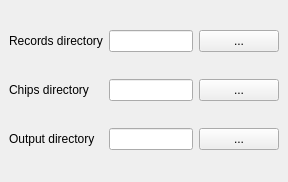
The window that chippy_checker_editor_dockwidget_base.ui (developmentseed/chippy-checker-editor) describes before a commit, drawn with Qt 5.
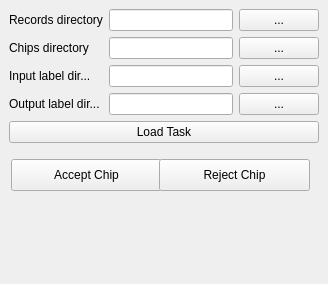
The same window after the commit.

Commit message: Update interface for selecting folders

Patch:
```diff
--- a/chippy_checker_editor_dockwidget_base.ui
+++ b/chippy_checker_editor_dockwidget_base.ui
@@ -6,17 +6,53 @@
    <rect>
     <x>0</x>
     <y>0</y>
-    <width>288</width>
-    <height>182</height>
+    <width>328</width>
+    <height>284</height>
    </rect>
   </property>
+  <property name="minimumSize">
+   <size>
+    <width>265</width>
+    <height>230</height>
+   </size>
+  </property>
   <property name="windowTitle">
    <string>Chippy Checker Editor</string>
   </property>
   <widget class="QWidget" name="dockWidgetContents">
    <layout class="QGridLayout" name="gridLayout">
-    <item row="1" column="1">
-     <widget class="QLineEdit" name="lineEdit_Chips"/>
+    <item row="5" column="0" colspan="3">
+     <widget class="QWidget" name="widget" native="true">
+      <property name="autoFillBackground">
+       <bool>false</bool>
+      </property>
+      <widget class="QPushButton" name="pushButton_AcceptChip">
+       <property name="geometry">
+        <rect>
+         <x>2</x>
+         <y>10</y>
+         <width>151</width>
+         <height>32</height>
+        </rect>
+       </property>
+       <property name="text">
+        <string>Accept Chip</string>
+       </property>
+      </widget>
+      <widget class="QPushButton" name="pushButton_RejectChip">
+       <property name="geometry">
+        <rect>
+         <x>150</x>
+         <y>10</y>
+         <width>151</width>
+         <height>32</height>
+        </rect>
+       </property>
+       <property name="text">
+        <string>Reject Chip</string>
+       </property>
+      </widget>
+     </widget>
     </item>
     <item row="0" column="1">
      <widget class="QLineEdit" name="lineEdit_Records"/>
@@ -28,6 +64,20 @@
       </property>
      </widget>
     </item>
+    <item row="3" column="0">
+     <widget class="QLabel" name="label_3">
+      <property name="text">
+       <string>Output label dir...</string>
+      </property>
+     </widget>
+    </item>
+    <item row="4" column="0" colspan="3">
+     <widget class="QPushButton" name="pushButton_LoadTask">
+      <property name="text">
+       <string>Load Task</string>
+      </property>
+     </widget>
+    </item>
     <item row="1" column="0">
      <widget class="QLabel" name="label_2">
       <property name="text">
@@ -42,6 +92,13 @@
       </property>
      </widget>
     </item>
+    <item row="3" column="2">
+     <widget class="QPushButton" name="pushButton_OutputLabelDir">
+      <property name="text">
+       <string>...</string>
+      </property>
+     </widget>
+    </item>
     <item row="0" column="2">
      <widget class="QPushButton" name="pushButton_Records">
       <property name="text">
@@ -49,10 +106,16 @@
       </property>
      </widget>
     </item>
+    <item row="1" column="1">
+     <widget class="QLineEdit" name="lineEdit_Chips"/>
+    </item>
+    <item row="3" column="1">
+     <widget class="QLineEdit" name="lineEdit_OutputLabelDir"/>
+    </item>
     <item row="2" column="0">
-     <widget class="QLabel" name="label_3">
+     <widget class="QLabel" name="label_4">
       <property name="text">
-       <string>Output directory</string>
+       <string>Input label dir...</string>
       </property>
      </widget>
     </item>
```
Left out of the diff: 4 changed lines with no effect on the pictures. The commit also changes 3 other files.
